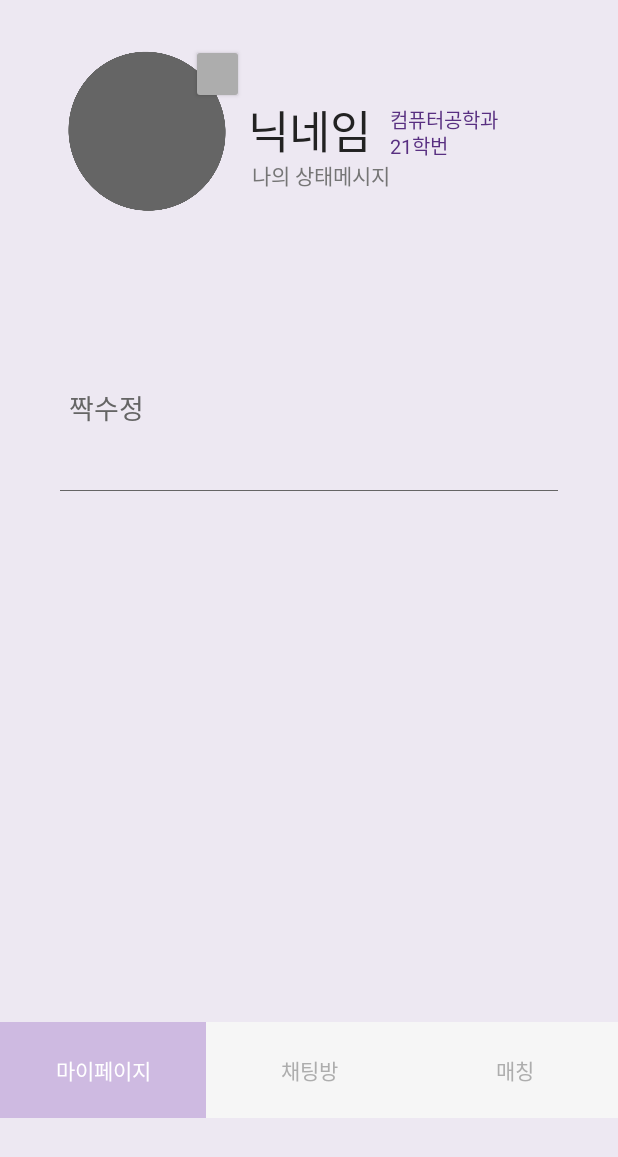
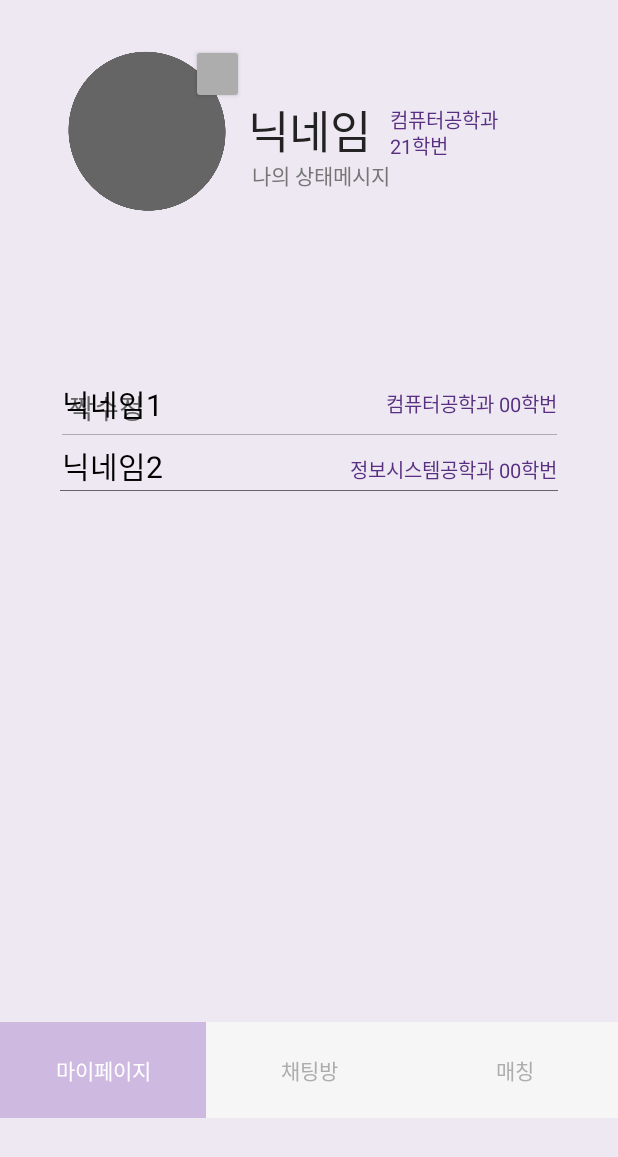
Before and after one commit to SujungMate/SujungMate-Android, an Android app: the layout activity_my_page.xml on its own in the app's theme, with its tools: preview values and no code run, on a phone screen of 412 x 824 dp. Shown: the top 1157 px of the screen. Run offline under Robolectric (Android 15) with nearby library versions, the light colour scheme and no system bars.

Commit message:
수정 : MyPage, InfoModify xml 수정

```diff
--- a/app/src/main/res/layout/activity_info_modify.xml
+++ b/app/src/main/res/layout/activity_info_modify.xml
@@ -17,7 +17,7 @@
         app:layout_constraintTop_toTopOf="parent"/>
 
     <TextView
-        android:id="@+id/mateInfoTitle_AIM"
+        android:id="@+id/activityInfoModifyTitle"
         android:layout_width="wrap_content"
         android:layout_height="wrap_content"
         android:layout_gravity="center"
@@ -58,7 +58,7 @@
         app:layout_constraintBottom_toBottomOf="parent"
         app:layout_constraintEnd_toEndOf="parent"
         app:layout_constraintStart_toStartOf="parent"
-        app:layout_constraintTop_toBottomOf="@+id/mateInfoTitle_AIM">
+        app:layout_constraintTop_toBottomOf="@+id/activityInfoModifyTitle">
 
         <LinearLayout
             android:layout_width="match_parent"
--- a/app/src/main/res/layout/activity_my_page.xml
+++ b/app/src/main/res/layout/activity_my_page.xml
@@ -118,6 +118,79 @@
         app:layout_constraintTop_toBottomOf="@id/textView30" />
 
     <LinearLayout
+        android:id="@+id/linearLayout3"
+        android:layout_width="330dp"
+        android:layout_height="290dp"
+        android:layout_marginTop="212dp"
+        android:layout_marginBottom="96dp"
+        android:orientation="vertical"
+        app:layout_constraintBottom_toTopOf="@+id/linearLayout2"
+        app:layout_constraintEnd_toEndOf="parent"
+        app:layout_constraintStart_toStartOf="parent"
+        app:layout_constraintTop_toTopOf="parent">
+
+        <LinearLayout
+            android:layout_width="match_parent"
+            android:layout_height="wrap_content"
+            android:gravity="center"
+            android:orientation="horizontal">
+
+            <TextView
+                android:id="@+id/textView31"
+                android:layout_width="wrap_content"
+                android:layout_height="wrap_content"
+                android:layout_weight="1"
+                android:text="닉네임1"
+                android:textColor="#000000"
+                android:textSize="20sp" />
+
+            <TextView
+                android:id="@+id/textView32"
+                android:layout_width="wrap_content"
+                android:layout_height="wrap_content"
+                android:layout_weight="1"
+                android:gravity="center|right"
+                android:text="컴퓨터공학과 00학번"
+                android:textColor="#582F81"
+                android:textSize="13sp" />
+        </LinearLayout>
+
+        <View
+            android:id="@+id/view14"
+            android:layout_width="match_parent"
+            android:layout_height="0.1dp"
+            android:layout_marginTop="5dp"
+            android:layout_marginBottom="5dp"
+            android:background="#ADADAD" />
+
+        <LinearLayout
+            android:layout_width="match_parent"
+            android:layout_height="wrap_content"
+            android:orientation="horizontal">
+
+            <TextView
+                android:id="@+id/textView33"
+                android:layout_width="wrap_content"
+                android:layout_height="wrap_content"
+                android:layout_weight="1"
+                android:text="닉네임2"
+                android:textColor="#000000"
+                android:textSize="20sp" />
+
+            <TextView
+                android:id="@+id/textView34"
+                android:layout_width="wrap_content"
+                android:layout_height="wrap_content"
+                android:layout_weight="1"
+                android:gravity="right"
+                android:text="정보시스템공학과 00학번"
+                android:textColor="#582F81"
+                android:textSize="13sp" />
+        </LinearLayout>
+
+    </LinearLayout>
+
+    <LinearLayout
         android:id="@+id/linearLayout2"
         android:layout_width="match_parent"
         android:layout_height="64dp"
```
